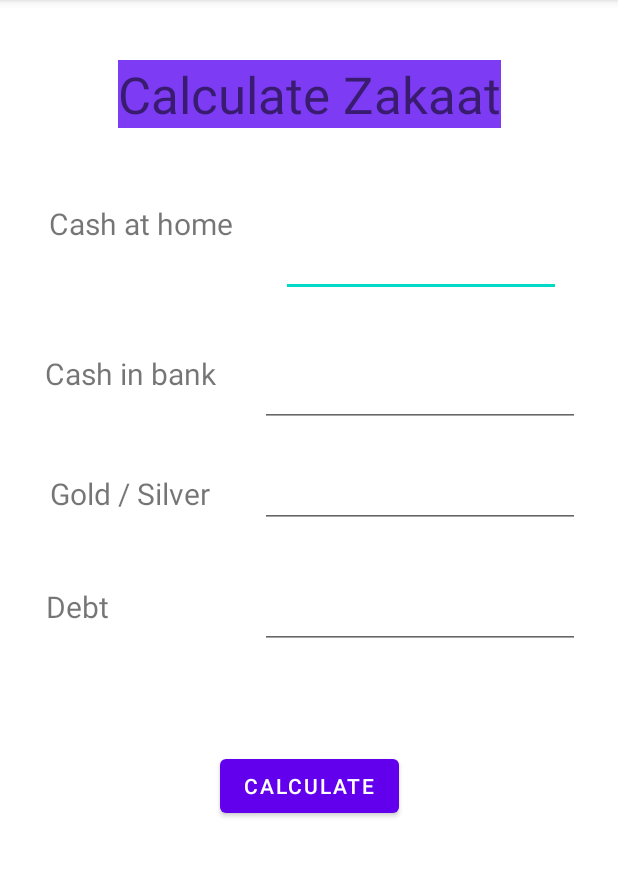
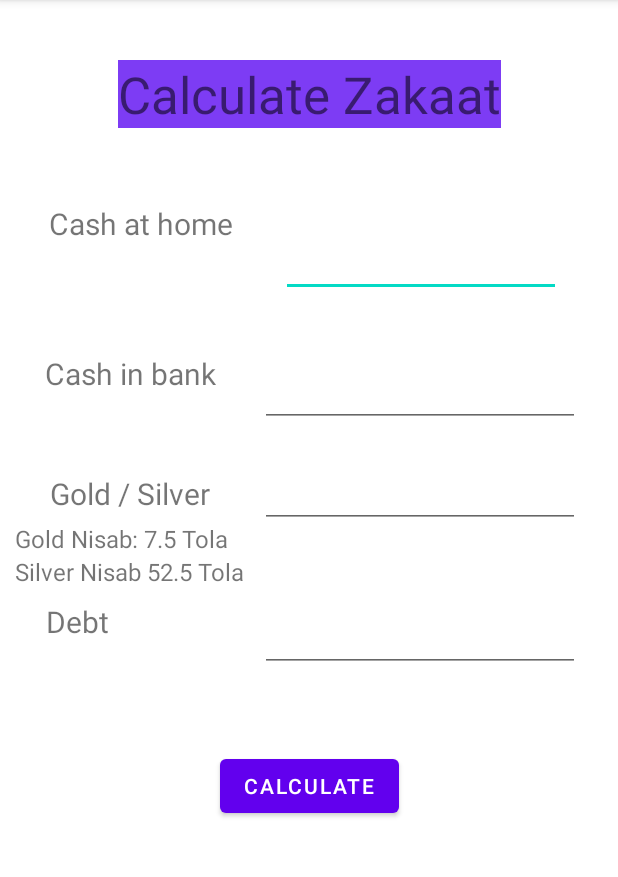
Before and after one commit to Hiba72/Zakaat-Calculator, an Android app: the screen it shows after launch (MainActivity), on a phone screen of 412 x 824 dp, the part 84-961 px from its top. Run offline under Robolectric (Android 15) with nearby library versions, the phone set to English and light mode, and no system bars.

Commit message:
third commit

```diff
--- a/app/src/main/res/layout/activity_main.xml
+++ b/app/src/main/res/layout/activity_main.xml
@@ -118,7 +118,7 @@
         android:id="@+id/textView9"
         android:layout_width="wrap_content"
         android:layout_height="wrap_content"
-        android:layout_marginTop="40dp"
+        android:layout_marginTop="60dp"
         android:layout_marginEnd="70dp"
         android:text="Debt"
         android:textSize="20sp"
@@ -131,6 +131,7 @@
         android:id="@+id/debt"
         android:layout_width="wrap_content"
         android:layout_height="wrap_content"
+        android:layout_marginTop="30dp"
         android:layout_marginEnd="25dp"
         android:layout_marginBottom="300dp"
         android:ems="10"
@@ -139,4 +140,30 @@
         app:layout_constraintEnd_toEndOf="parent"
         app:layout_constraintTop_toBottomOf="@+id/goldsilver" />
 
+    <TextView
+        android:id="@+id/textView10"
+        android:layout_width="wrap_content"
+        android:layout_height="wrap_content"
+        android:layout_marginStart="10dp"
+        android:layout_marginTop="5dp"
+        android:layout_marginEnd="250dp"
+        android:text="Gold Nisab: 7.5 Tola"
+        android:textSize="16sp"
+        app:layout_constraintEnd_toEndOf="parent"
+        app:layout_constraintHorizontal_bias="0.0"
+        app:layout_constraintStart_toStartOf="parent"
+        app:layout_constraintTop_toBottomOf="@+id/textView8" />
+
+    <TextView
+        android:id="@+id/textView11"
+        android:layout_width="wrap_content"
+        android:layout_height="wrap_content"
+        android:layout_marginStart="10dp"
+        android:layout_marginEnd="250dp"
+        android:text="Silver Nisab 52.5 Tola"
+        android:textSize="16sp"
+        app:layout_constraintEnd_toEndOf="parent"
+        app:layout_constraintStart_toStartOf="parent"
+        app:layout_constraintTop_toBottomOf="@+id/textView10" />
+
 </androidx.constraintlayout.widget.ConstraintLayout>
```
